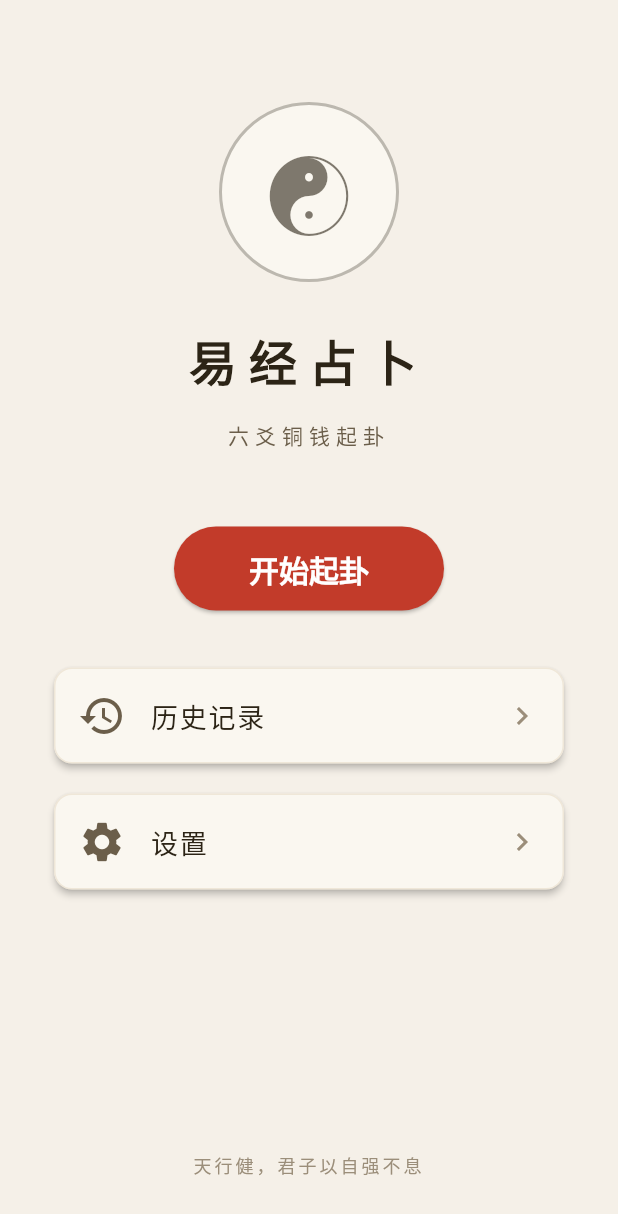
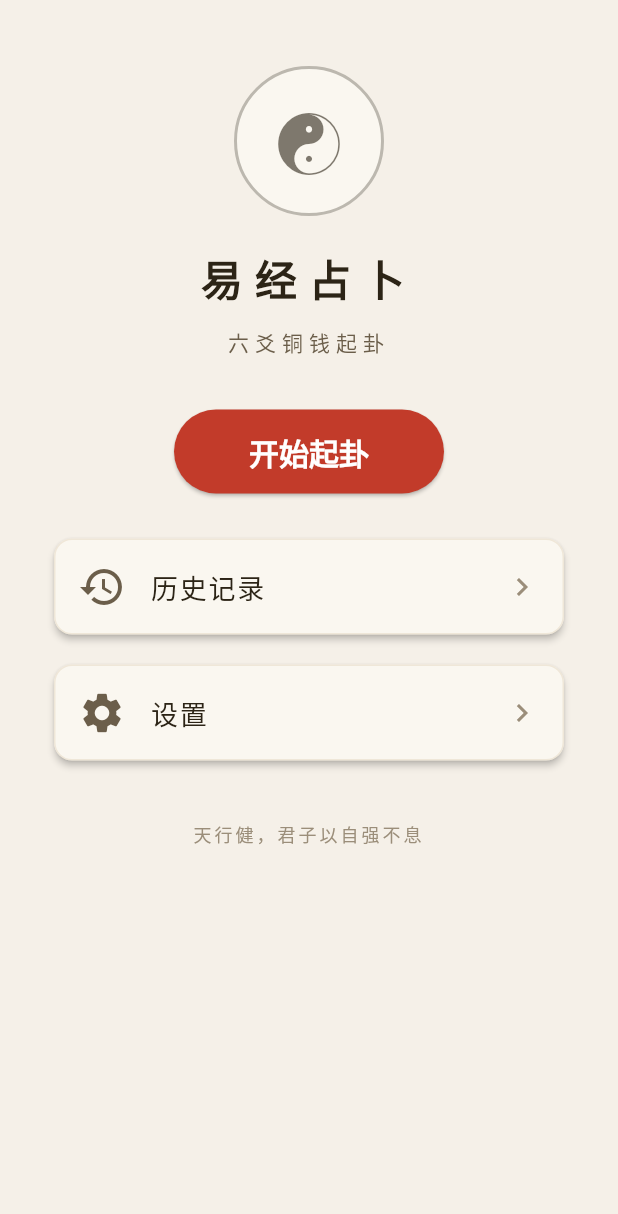
Before and after one commit to Tidehyc/yijing-app, a Flutter app: the screen it shows after launch, on a phone screen of 412 x 824 dp. Shown: the top 1214 px of the screen. Run offline on Flutter 3.47's test engine with Material 3 defaults, Android fonts, the phone set to English and light mode, and no system bars; our stand-ins replace audioplayers, flutter_riverpod, sensors_plus, sqflite; accounts and stored records are empty; Roboto replaces fonts that are missing (FangSong, KaiTi).

Commit message:
Fix home page overflow on small screens
- Replace fixed Column with SingleChildScrollView for small viewport support
- Reduce element sizes for better fit on test/default screen
- All 14 tests passing

```diff
--- a/lib/src/features/home/home_page.dart
+++ b/lib/src/features/home/home_page.dart
@@ -10,13 +10,13 @@ class HomePage extends StatelessWidget {
 
   @override
   Widget build(BuildContext context) {
-    return Column(
+    return SingleChildScrollView(
+      child: Column(
         children: [
-        const SizedBox(height: 48),
-        // 太极图 / 八卦装饰区域
+          const SizedBox(height: 24),
           Container(
-          width: 120,
-          height: 120,
+            width: 100,
+            height: 100,
             decoration: BoxDecoration(
               shape: BoxShape.circle,
               border: Border.all(
@@ -29,21 +29,21 @@ class HomePage extends StatelessWidget {
               child: Text(
                 '☯',
                 style: TextStyle(
-                fontSize: 56,
+                  fontSize: 44,
                   color: AppColors.inkBlack.withValues(alpha: 0.6),
                 ),
               ),
             ),
           ),
-        const SizedBox(height: 24),
+          const SizedBox(height: 16),
           const CalligraphyText(
             AppStrings.appName,
-          fontSize: 32,
+            fontSize: 28,
             fontWeight: FontWeight.bold,
             textAlign: TextAlign.center,
             letterSpacing: 8,
           ),
-        const SizedBox(height: 8),
+          const SizedBox(height: 6),
           const CalligraphyText(
             '六爻铜钱起卦',
             fontSize: 14,
@@ -51,8 +51,7 @@ class HomePage extends StatelessWidget {
             textAlign: TextAlign.center,
             letterSpacing: 4,
           ),
-        const SizedBox(height: 48),
-        // 开始起卦按钮
+          const SizedBox(height: 32),
           SizedBox(
             width: AppDimensions.castButtonWidth,
             height: AppDimensions.castButtonHeight,
@@ -75,8 +74,7 @@ class HomePage extends StatelessWidget {
               child: const Text(AppStrings.startDivination),
             ),
           ),
-        const SizedBox(height: 32),
-        // 菜单区域
+          const SizedBox(height: 24),
           AntiqueCard(
             child: _MenuRow(
               icon: Icons.history,
@@ -96,7 +94,7 @@ class HomePage extends StatelessWidget {
               },
             ),
           ),
-        const Spacer(),
+          const SizedBox(height: 32),
           const CalligraphyText(
             '天行健，君子以自强不息',
             fontSize: 12,
@@ -106,6 +104,7 @@ class HomePage extends StatelessWidget {
           ),
           const SizedBox(height: 16),
         ],
+      ),
     );
   }
 }
```
Lines whose indentation alone changed are shown as unchanged.
